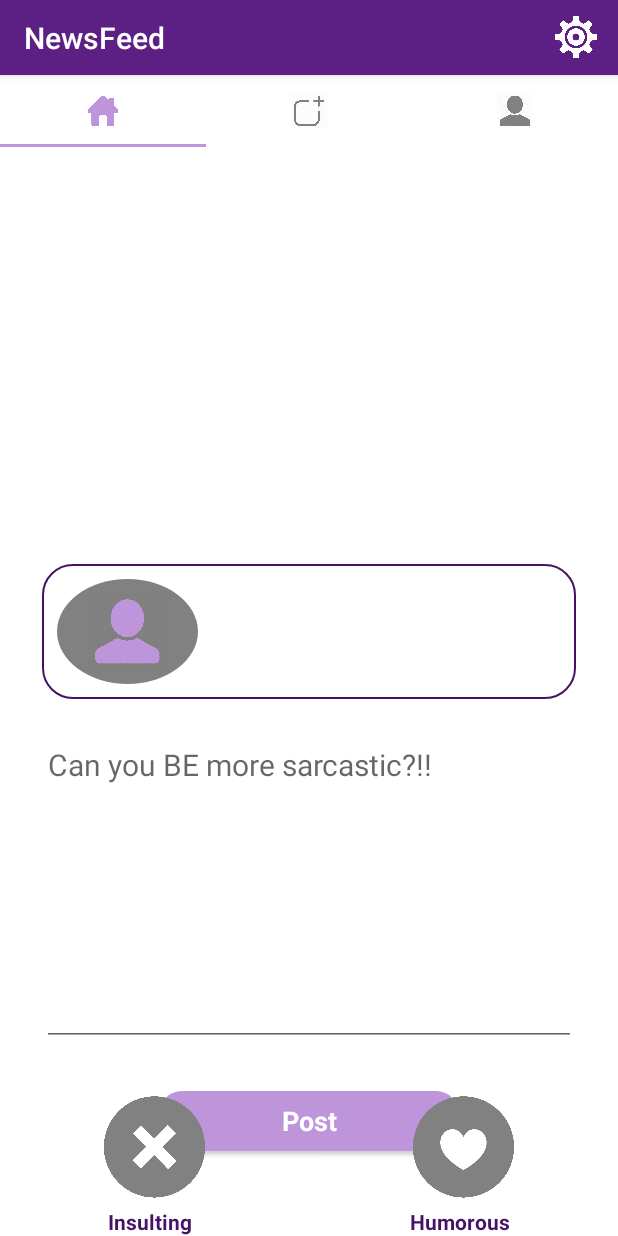
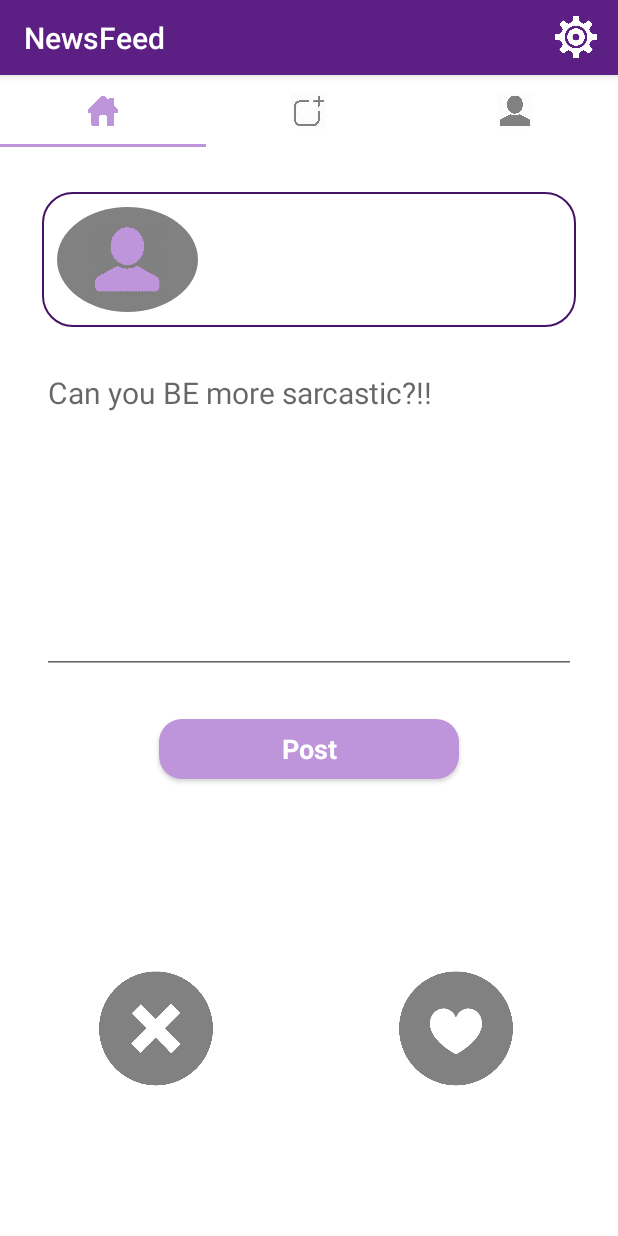
Before and after one commit to mahnoorkashif/Sarcasmania-Android, an Android app: the fragment PostFragment placed in its activity, on a phone screen of 412 x 824 dp. Run offline under Robolectric (Android 15) with nearby library versions, the phone set to English and light mode, and no system bars; our stand-ins replace Firebase (no records; nobody signed in at launch, a user with empty details on screens opened directly), Volley; libraries missing offline, so code that uses them is left out: com.crystal.crystalrangeseekbar, com.huxq17.swipecardsview; plain views replace SwipeCardsView; 6 statements that could not run were skipped.

Commit message:
Changes
Latest APIs added
Newsfeed layout changed (Old buttons added)
Card View Layout changed
Feedback class added
Updated scores removed from post class

```diff
--- a/app/src/main/java/com/example/mahnoorkhan/sarcasmania/Classes/User.java
+++ b/app/src/main/java/com/example/mahnoorkhan/sarcasmania/Classes/User.java
@@ -3,6 +3,7 @@ package com.example.mahnoorkhan.sarcasmania.Classes;
 import java.io.Serializable;
 
 public class User implements Serializable {
+
     private String username; //unique
     private String fullname;
     private String email;
--- a/app/src/main/res/layout/fragment_newfeed.xml
+++ b/app/src/main/res/layout/fragment_newfeed.xml
@@ -2,21 +2,22 @@
 <FrameLayout xmlns:android="http://schemas.android.com/apk/res/android"
     xmlns:tools="http://schemas.android.com/tools"
     android:layout_width="wrap_content"
-    android:layout_height="wrap_content"
+    android:layout_height="match_parent"
     xmlns:app="http://schemas.android.com/apk/res-auto"
     tools:context=".Fragment.NewfeedFragment">
 
     <!-- TODO: Update blank fragment layout -->
     <android.support.constraint.ConstraintLayout
         android:layout_width="match_parent"
-        android:layout_height="wrap_content">
+        android:layout_height="match_parent">
 
         <RelativeLayout
+            android:id="@+id/rl1"
             android:layout_width="match_parent"
-            android:layout_height="match_parent"
-            app:layout_constraintBottom_toBottomOf="parent"
+            android:layout_height="wrap_content"
             app:layout_constraintEnd_toEndOf="parent"
-            app:layout_constraintStart_toStartOf="parent">
+            app:layout_constraintStart_toStartOf="parent"
+            app:layout_constraintTop_toTopOf="parent">
 
             <com.huxq17.swipecardsview.SwipeCardsView
                 android:id="@+id/swipeCardsView"
@@ -27,13 +28,11 @@
                 android:layout_alignParentTop="true"
                 android:layout_alignParentEnd="true"
                 android:layout_alignParentRight="true"
-                android:layout_alignParentBottom="true"
                 android:layout_marginStart="8dp"
                 android:layout_marginLeft="8dp"
                 android:layout_marginTop="8dp"
                 android:layout_marginEnd="8dp"
                 android:layout_marginRight="8dp"
-                android:layout_marginBottom="248dp"
                 android:background="@color/white"
                 app:layout_constraintBottom_toBottomOf="parent"
                 app:layout_constraintEnd_toEndOf="parent"
@@ -44,21 +43,21 @@
 
             </com.huxq17.swipecardsview.SwipeCardsView>
 
-            <LinearLayout
-                android:layout_width="match_parent"
-                android:layout_height="wrap_content"
-                android:layout_alignParentStart="true"
-                android:layout_alignParentLeft="true"
-                android:layout_alignParentEnd="true"
-                android:layout_alignParentRight="true"
-                android:layout_alignParentBottom="true"
-                android:layout_marginStart="0dp"
-                android:layout_marginLeft="0dp"
-                android:layout_marginEnd="0dp"
-                android:layout_marginRight="0dp"
-                android:layout_marginBottom="50dp"
-                android:orientation="vertical"
-                android:weightSum="2">
+            <!--<LinearLayout-->
+            <!--android:layout_width="match_parent"-->
+            <!--android:layout_height="wrap_content"-->
+            <!--android:layout_alignParentStart="true"-->
+            <!--android:layout_alignParentLeft="true"-->
+            <!--android:layout_alignParentEnd="true"-->
+            <!--android:layout_alignParentRight="true"-->
+            <!--android:layout_alignParentBottom="true"-->
+            <!--android:layout_marginStart="0dp"-->
+            <!--android:layout_marginLeft="0dp"-->
+            <!--android:layout_marginEnd="0dp"-->
+            <!--android:layout_marginRight="0dp"-->
+            <!--android:layout_marginBottom="50dp"-->
+            <!--android:orientation="vertical"-->
+            <!--android:weightSum="2">-->
 
             <!--<TextView-->
             <!--android:id="@+id/textView4"-->
@@ -89,63 +88,63 @@
             <!--android:textSize="14sp"-->
             <!--android:visibility="gone" />-->
 
-                <LinearLayout
-                    android:id="@+id/ratebuttons"
-                    android:layout_width="match_parent"
-                    android:layout_height="80dp"
-                    android:clickable="false"
-                    android:orientation="horizontal">
+            <!--<LinearLayout-->
+            <!--android:id="@+id/ratebuttons"-->
+            <!--android:layout_width="match_parent"-->
+            <!--android:layout_height="80dp"-->
+            <!--android:clickable="false"-->
+            <!--android:orientation="horizontal">-->
 
-                    <ImageView
-                        android:id="@+id/imageView6"
-                        android:layout_width="wrap_content"
-                        android:layout_height="wrap_content"
-                        android:layout_weight="1"
-                        android:clickable="true"
-                        android:src="@mipmap/unheart_grey" />
 
-                    <ImageView
-                        android:id="@+id/imageView7"
-                        android:layout_width="wrap_content"
-                        android:layout_height="wrap_content"
-                        android:layout_weight="1"
-                        android:clickable="true"
-                        android:src="@mipmap/heart_grey" />
+            <!--</LinearLayout>-->
 
-                </LinearLayout>
+            <!--<ImageView-->
+            <!--android:id="@+id/imageView6"-->
+            <!--android:layout_width="wrap_content"-->
+            <!--android:layout_height="80dp"-->
+            <!--android:layout_weight="1"-->
+            <!--android:clickable="true"-->
+            <!--android:src="@mipmap/unheart_grey"-->
+            <!--android:layout_below="@+id/swipeCardsView"/>-->
 
-                <LinearLayout
-                    android:layout_width="match_parent"
-                    android:layout_height="match_parent"
-                    android:layout_weight="1"
-                    android:orientation="horizontal">
-
-                    <TextView
-                        android:id="@+id/textView2"
-                        android:layout_width="wrap_content"
-                        android:layout_height="wrap_content"
-                        android:layout_weight="1"
-                        android:gravity="center"
-                        android:text="Insulting"
-                        android:textColor="@color/statusBarColor"
-                        android:textStyle="bold" />
-
-                    <TextView
-                        android:id="@+id/textView3"
-                        android:layout_width="wrap_content"
-                        android:layout_height="wrap_content"
-                        android:layout_weight="1"
-                        android:gravity="center"
-                        android:text="Humorous"
-                        android:textColor="@color/statusBarColor"
-                        android:textStyle="bold" />
-                </LinearLayout>
-
-            </LinearLayout>
+            <!--</LinearLayout>-->
 
         </RelativeLayout>
 
 
+        <ImageView
+            android:id="@+id/imageView6"
+            android:layout_width="200dp"
+            android:layout_height="90dp"
+            android:layout_marginStart="8dp"
+            android:layout_marginTop="8dp"
+            android:layout_marginEnd="8dp"
+            android:layout_marginBottom="8dp"
+            android:layout_weight="1"
+            android:clickable="true"
+            android:src="@mipmap/unheart_grey"
+            app:layout_constraintBottom_toBottomOf="parent"
+            app:layout_constraintEnd_toStartOf="@+id/imageView7"
+            app:layout_constraintHorizontal_bias="0.384"
+            app:layout_constraintStart_toStartOf="parent"
+            app:layout_constraintTop_toBottomOf="@+id/rl1"
+            app:layout_constraintVertical_bias="0.368" />
+
+        <ImageView
+            android:id="@+id/imageView7"
+            android:layout_width="200dp"
+            android:layout_height="90dp"
+            android:layout_below="@+id/rl1"
+            android:layout_alignParentStart="true"
+            android:layout_marginTop="8dp"
+            android:layout_marginEnd="8dp"
+            android:layout_marginBottom="8dp"
+            android:clickable="true"
+            android:src="@mipmap/heart_grey"
+            app:layout_constraintBottom_toBottomOf="parent"
+            app:layout_constraintEnd_toEndOf="parent"
+            app:layout_constraintTop_toBottomOf="@+id/rl1"
+            app:layout_constraintVertical_bias="0.368" />
 
     </android.support.constraint.ConstraintLayout>
 
```
Also changed, not shown: app/src/main/java/com/example/mahnoorkhan/sarcasmania/Activities/MainActivity.java (+64 -120 lines), app/src/main/java/com/example/mahnoorkhan/sarcasmania/Classes/Feedback.java (added, +53 -0 lines), app/src/main/java/com/example/mahnoorkhan/sarcasmania/Classes/Post.java (+27 -27 lines), app/src/main/res/layout/card_item.xml (+0 -65 lines). Lines whose indentation alone changed are shown as unchanged.
